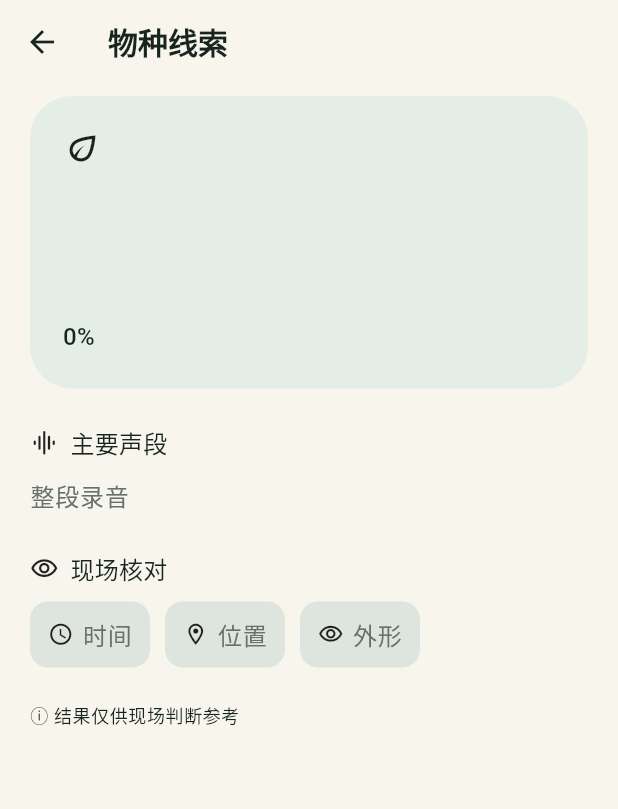
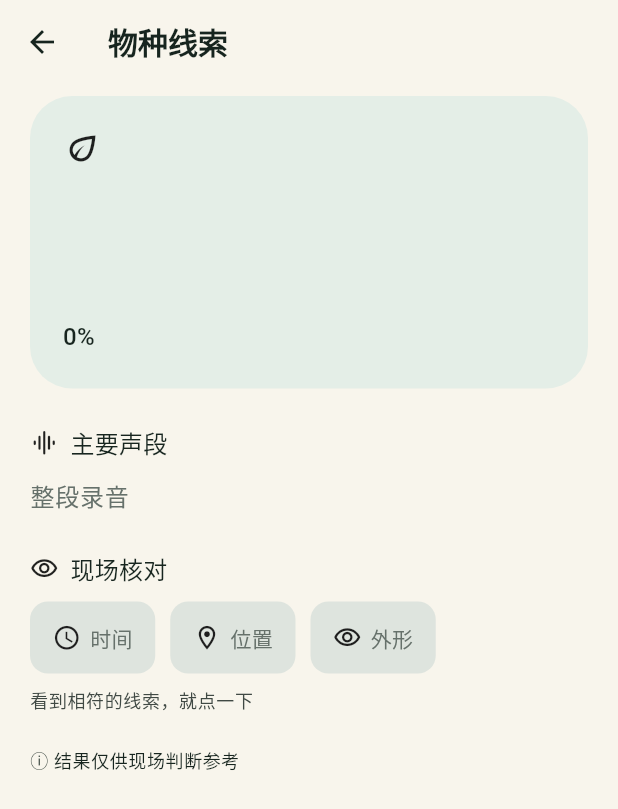
Before and after one commit to gqy20/nature-sound-detective, a Flutter app: the SpeciesDetailPage screen opened directly with empty values, on a phone screen of 412 x 824 dp. Shown: the top 809 px of the screen. Run offline on Flutter 3.47's test engine with Material 3 defaults, Android fonts, the phone set to English and light mode, and no system bars; our stand-ins replace audioplayers, device_info_plus, package_info_plus, share_plus, video_player; missing offline and left inert: tflite_flutter.

Commit message:
feat(mobile): add field verification interactions

```diff
--- a/mobile/lib/features/species/species_detail_page.dart
+++ b/mobile/lib/features/species/species_detail_page.dart
@@ -1,14 +1,23 @@
 import 'package:flutter/material.dart';
+import 'package:flutter/services.dart';
 import 'package:nature_sound_detective/core/models/detection.dart';
 
-class SpeciesDetailPage extends StatelessWidget {
+class SpeciesDetailPage extends StatefulWidget {
   const SpeciesDetailPage({super.key, required this.detection, this.rank});
 
   final SoundDetection detection;
   final int? rank;
 
   @override
+  State<SpeciesDetailPage> createState() => _SpeciesDetailPageState();
+}
+
+class _SpeciesDetailPageState extends State<SpeciesDetailPage> {
+  final Set<_FieldCheck> _checkedItems = <_FieldCheck>{};
+
+  @override
   Widget build(BuildContext context) {
+    final detection = widget.detection;
     final species = detection.specificSpecies;
     final name = species?.nameZh ?? detection.nameZh;
     final scientificName = species?.scientificName;
@@ -56,13 +65,36 @@ class SpeciesDetailPage extends StatelessWidget {
           _Section(
             icon: Icons.visibility_outlined,
             title: '现场核对',
-            child: Wrap(
+            child: Column(
+              crossAxisAlignment: CrossAxisAlignment.start,
+              children: [
+                Wrap(
                   spacing: 10,
                   runSpacing: 10,
-              children: const [
-                _CheckChip(icon: Icons.schedule_outlined, label: '时间'),
-                _CheckChip(icon: Icons.location_on_outlined, label: '位置'),
-                _CheckChip(icon: Icons.visibility_outlined, label: '外形'),
+                  children: _FieldCheck.values
+                      .map(
+                        (item) => _CheckChip(
+                          icon: item.icon,
+                          label: item.label,
+                          selected: _checkedItems.contains(item),
+                          onTap: () => _toggleCheck(item),
+                        ),
+                      )
+                      .toList(growable: false),
+                ),
+                const SizedBox(height: 10),
+                AnimatedSwitcher(
+                  duration: const Duration(milliseconds: 180),
+                  child: Text(
+                    _checkHint,
+                    key: ValueKey(_checkedItems.length),
+                    style: theme.textTheme.bodySmall?.copyWith(
+                      color: _checkedItems.length == _FieldCheck.values.length
+                          ? theme.colorScheme.primary
+                          : theme.colorScheme.onSurfaceVariant,
+                    ),
+                  ),
+                ),
               ],
             ),
           ),
@@ -75,7 +107,23 @@ class SpeciesDetailPage extends StatelessWidget {
     );
   }
 
+  void _toggleCheck(_FieldCheck item) {
+    HapticFeedback.selectionClick();
+    setState(() {
+      if (!_checkedItems.add(item)) {
+        _checkedItems.remove(item);
+      }
+    });
+  }
+
+  String get _checkHint => switch (_checkedItems.length) {
+    0 => '看到相符的线索，就点一下',
+    3 => '全都对上啦！',
+    final count => '已核对 $count 项',
+  };
+
   String _evidenceText() {
+    final detection = widget.detection;
     if (detection.intervals.isEmpty) {
       return '整段录音';
     }
@@ -83,7 +131,8 @@ class SpeciesDetailPage extends StatelessWidget {
     return '${interval.startSeconds.toStringAsFixed(1)}–${interval.endSeconds.toStringAsFixed(1)} 秒';
   }
 
-  String get name => detection.specificSpecies?.nameZh ?? detection.nameZh;
+  String get name =>
+      widget.detection.specificSpecies?.nameZh ?? widget.detection.nameZh;
 
   IconData _categoryIcon(String category) => switch (category) {
     'bird' => Icons.flight_rounded,
@@ -93,24 +142,82 @@ class SpeciesDetailPage extends StatelessWidget {
   };
 }
 
-class _CheckChip extends StatelessWidget {
-  const _CheckChip({required this.icon, required this.label});
+enum _FieldCheck {
+  time(Icons.schedule_outlined, '时间'),
+  location(Icons.location_on_outlined, '位置'),
+  appearance(Icons.visibility_outlined, '外形');
+
+  const _FieldCheck(this.icon, this.label);
 
   final IconData icon;
   final String label;
+}
+
+class _CheckChip extends StatelessWidget {
+  const _CheckChip({
+    required this.icon,
+    required this.label,
+    required this.selected,
+    required this.onTap,
+  });
+
+  final IconData icon;
+  final String label;
+  final bool selected;
+  final VoidCallback onTap;
 
   @override
-  Widget build(BuildContext context) => Container(
-    padding: const EdgeInsets.symmetric(horizontal: 12, vertical: 9),
+  Widget build(BuildContext context) {
+    final colors = Theme.of(context).colorScheme;
+    return Semantics(
+      button: true,
+      selected: selected,
+      label: '$label核对',
+      child: Material(
+        color: Colors.transparent,
+        child: InkWell(
+          onTap: onTap,
+          borderRadius: BorderRadius.circular(12),
+          child: AnimatedContainer(
+            duration: const Duration(milliseconds: 160),
+            constraints: const BoxConstraints(minHeight: 48),
+            padding: const EdgeInsets.symmetric(horizontal: 14, vertical: 10),
             decoration: BoxDecoration(
-      color: Theme.of(context).colorScheme.surfaceContainerHighest,
+              color: selected
+                  ? colors.primaryContainer
+                  : colors.surfaceContainerHighest,
               borderRadius: BorderRadius.circular(12),
+              border: Border.all(
+                color: selected ? colors.primary : Colors.transparent,
+              ),
             ),
             child: Row(
               mainAxisSize: MainAxisSize.min,
-      children: [Icon(icon, size: 17), const SizedBox(width: 6), Text(label)],
+              children: [
+                AnimatedSwitcher(
+                  duration: const Duration(milliseconds: 160),
+                  child: Icon(
+                    selected ? Icons.check_rounded : icon,
+                    key: ValueKey(selected),
+                    size: 19,
+                    color: selected ? colors.primary : null,
+                  ),
+                ),
+                const SizedBox(width: 6),
+                Text(
+                  label,
+                  style: TextStyle(
+                    color: selected ? colors.primary : null,
+                    fontWeight: selected ? FontWeight.w600 : FontWeight.normal,
+                  ),
+                ),
+              ],
+            ),
+          ),
+        ),
       ),
     );
+  }
 }
 
 class _Section extends StatelessWidget {
```
Also changed, not shown: 1 other file. Lines whose indentation alone changed are shown as unchanged.
